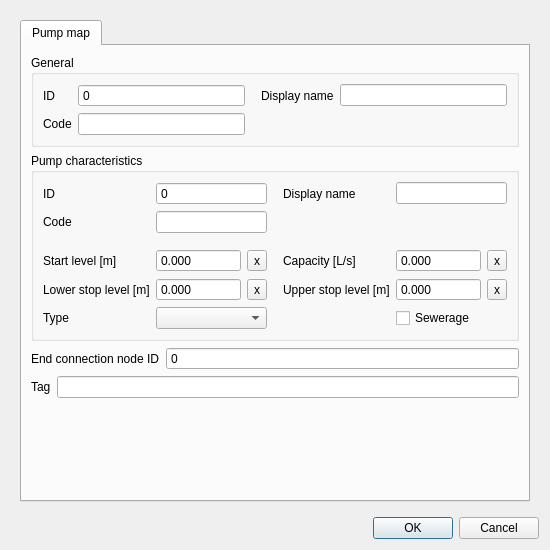
nens/threedi-schematisation-editor, file threedi_schematisation_editor/forms/ui/pump_map.ui: the form before one commit.
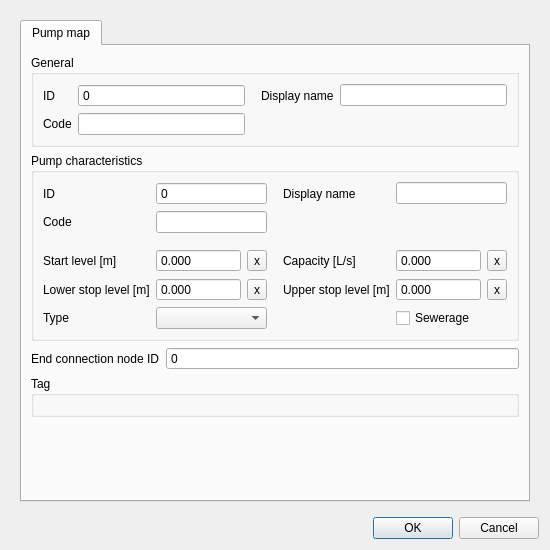
The form after the commit.

Commit message: Added edit functionality for the tag references.

The edit to the form file:
```diff
--- a/threedi_schematisation_editor/forms/ui/pump_map.ui
+++ b/threedi_schematisation_editor/forms/ui/pump_map.ui
@@ -620,25 +620,22 @@
             </spacer>
            </item>
            <item row="4" column="0" colspan="2">
-            <layout class="QHBoxLayout" name="horizontalLayout_2">
-             <property name="bottomMargin">
-              <number>0</number>
+            <widget class="QGroupBox" name="grp_tag">
+             <property name="font">
+              <font>
+               <weight>50</weight>
+               <bold>false</bold>
+              </font>
              </property>
-             <item>
-              <widget class="QLabel" name="label_13">
-               <property name="text">
-                <string>Tag</string>
-               </property>
-              </widget>
-             </item>
-             <item>
-              <widget class="QLineEdit" name="tag_descriptions">
-               <property name="readOnly">
-                <bool>true</bool>
-               </property>
-              </widget>
-             </item>
-            </layout>
+             <property name="title">
+              <string>Tag</string>
+             </property>
+             <layout class="QGridLayout" name="gridLayout_19">
+              <item row="0" column="0" colspan="2">
+               <layout class="QHBoxLayout" name="tags_layout_3"/>
+              </item>
+             </layout>
+            </widget>
            </item>
           </layout>
          </widget>
```
Left out of the diff: 290 changed lines with no effect on the pictures. The commit also changes 25 other files.
